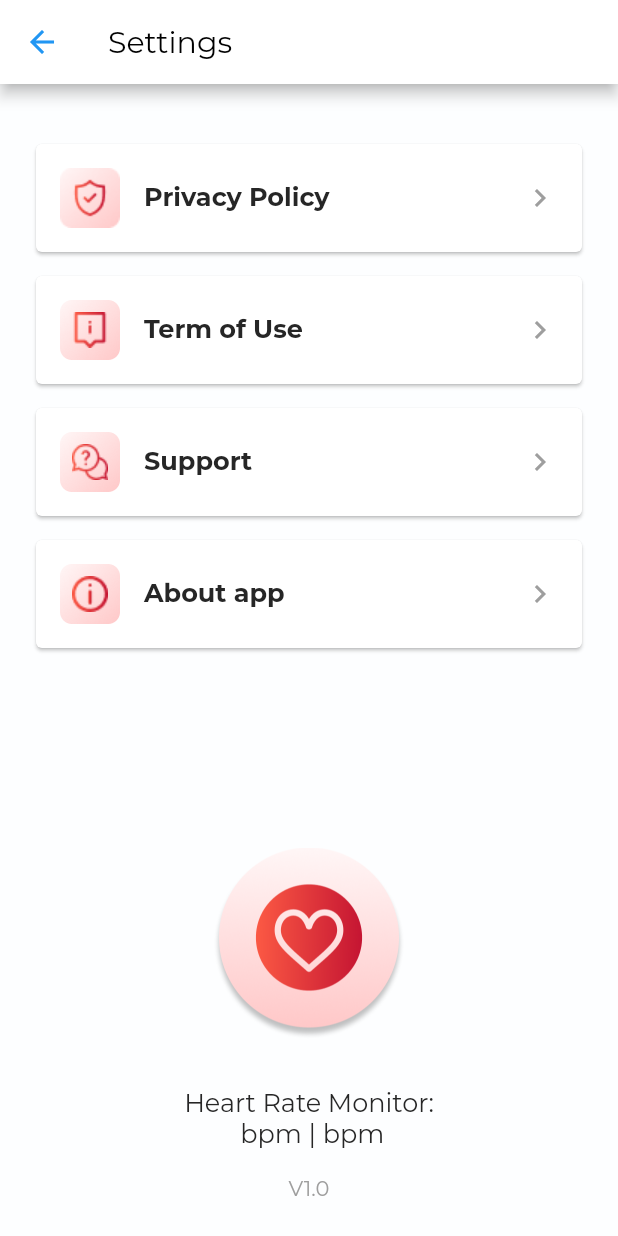
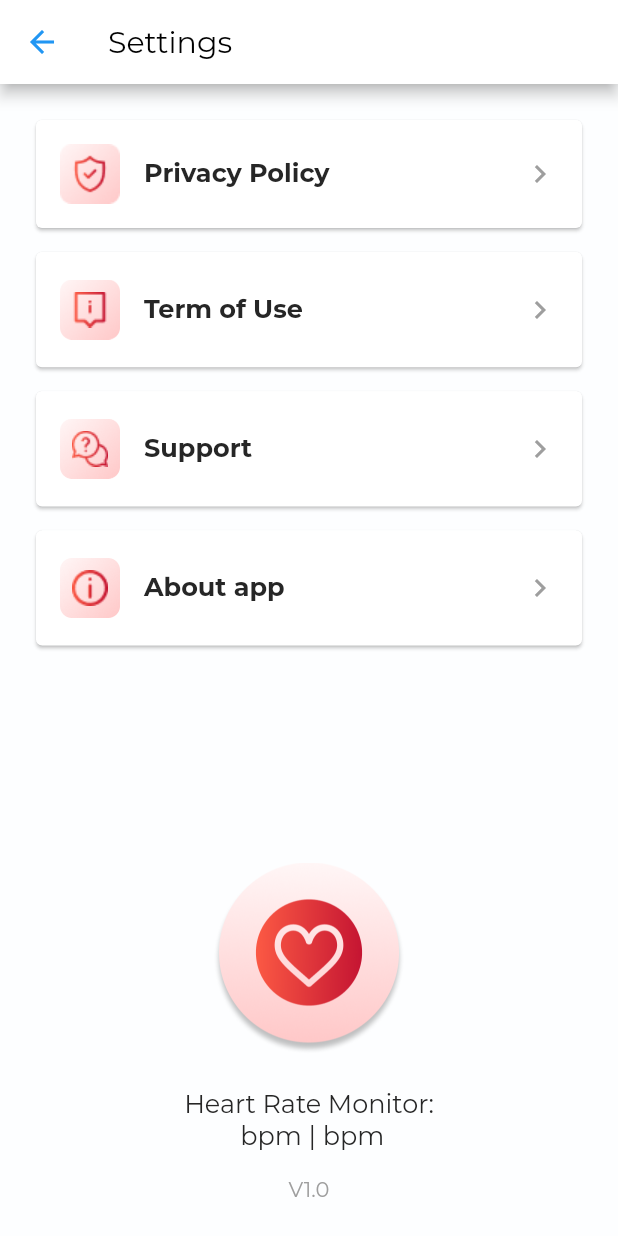
Before and after one commit to dmitry-shibanov/heart_beat, a Flutter app: the SettingsPage screen opened by its route, on a phone screen of 412 x 824 dp. Run offline on Flutter 3.47's test engine with Material 2 defaults, Android fonts, the phone set to English and light mode, and no system bars; our stand-ins replace fl_chart, flutter_icons, flutter_svg, in_app_review, shared_preferences, sqflite; accounts and stored records are empty; project files that could hold a hidden picture were left out.

Commit message:
resolve sizes and add logic for db

```diff
--- a/lib/components/settingsItem.dart
+++ b/lib/components/settingsItem.dart
@@ -3,8 +3,10 @@ import 'package:flutter/material.dart';
 class SettingListItem extends StatelessWidget {
   late final Widget imageItem;
   late final String title;
+  late final double height;
 
-  SettingListItem({required this.imageItem, required this.title});
+  SettingListItem(
+      {required this.imageItem, required this.title, this.height = 72.0});
   @override
   Widget build(BuildContext context) {
     return Card(
@@ -13,7 +15,7 @@ class SettingListItem extends StatelessWidget {
         onTap: () => null,
         child: Container(
           alignment: Alignment.center,
-          height: 72.0,
+          height: height,
           child: ListTile(
             leading: this.imageItem,
             title: Text(
--- a/lib/pages/intro/onBoardingCommon.dart
+++ b/lib/pages/intro/onBoardingCommon.dart
@@ -8,10 +8,12 @@ class OnBoardingCommon extends StatelessWidget {
 
   @override
   Widget build(BuildContext context) {
+    return LayoutBuilder(builder: (context, constraints) {
       return Column(
         mainAxisSize: MainAxisSize.min,
         children: [
           Container(
+            height: constraints.maxHeight * 0.3,
             margin: EdgeInsets.symmetric(horizontal: 24.0),
             child: Text(
               content,
@@ -24,6 +26,7 @@ class OnBoardingCommon extends StatelessWidget {
             ),
           ),
           Container(
+            height: constraints.maxHeight * 0.5,
             margin: EdgeInsets.only(right: 52, left: 42, top: 50),
             child: Image.asset(
               imageStr,
@@ -35,5 +38,6 @@ class OnBoardingCommon extends StatelessWidget {
           )
         ],
       );
+    });
   }
 }
--- a/lib/pages/navigation_main/orthostaticTest/orthostaticTimer.dart
+++ b/lib/pages/navigation_main/orthostaticTest/orthostaticTimer.dart
@@ -12,6 +12,7 @@ class _OrthostaticTimerState extends State<OrthostaticTimer>
     with TickerProviderStateMixin {
   @override
   Widget build(BuildContext context) {
+    return LayoutBuilder(builder: (context, constraints) {
       return Container(
         margin: EdgeInsets.symmetric(horizontal: 24.0),
         child: Column(
@@ -26,7 +27,9 @@ class _OrthostaticTimerState extends State<OrthostaticTimer>
               ),
             ),
             SizedBox(height: 16.0),
-          Image.asset(widget.imageAsset),
+            Container(
+              height: constraints.maxHeight * 0.6,
+              child: Image.asset(widget.imageAsset),),
             TweenAnimationBuilder<Duration>(
                 duration: Duration(minutes: 1),
                 tween: Tween(begin: Duration(minutes: 1), end: Duration.zero),
@@ -48,5 +51,6 @@ class _OrthostaticTimerState extends State<OrthostaticTimer>
           ],
         ),
       );
+    });
   }
 }
--- a/lib/pages/navigation_main/orthostaticTest/resultInfo.dart
+++ b/lib/pages/navigation_main/orthostaticTest/resultInfo.dart
@@ -12,7 +12,7 @@ class OrthostaticTestResult extends StatelessWidget {
   @override
   Widget build(BuildContext context) {
     return Container(
-      margin: EdgeInsets.symmetric(horizontal: 24.0),
+      margin: EdgeInsets.symmetric(horizontal: 12.0),
       child: Column(
         children: [
           ...points
--- a/lib/pages/onBoarding_page.dart
+++ b/lib/pages/onBoarding_page.dart
@@ -143,7 +143,7 @@ class _OnBoardingState extends State<OnBoarding> {
           Container(
             width: double.infinity,
             margin: EdgeInsets.symmetric(horizontal: 16.0),
-            height: 55.0,
+            height: MediaQuery.of(context).size.height * 0.1,
             decoration: ShapeDecoration(
               shape: StadiumBorder(),
               gradient: LinearGradient(
--- a/lib/pages/settings_page.dart
+++ b/lib/pages/settings_page.dart
@@ -10,6 +10,7 @@ class SettingsPage extends StatelessWidget {
 
   @override
   Widget build(BuildContext context) {
+    print("devicePixelRatio is ${MediaQuery.of(context).devicePixelRatio}");
     return Scaffold(
       appBar: AppBar(
         leading: BackButton(color: Colors.blue),
@@ -19,8 +20,9 @@ class SettingsPage extends StatelessWidget {
           style: TextStyle(color: Colors.black),
         ),
       ),
-      body: Container(
-        margin: EdgeInsets.only(right: 24.0, left: 24.0, top: 40.0),
+      body: LayoutBuilder(builder: (context, constraints) {
+        return Container(
+          margin: EdgeInsets.only(right: 24.0, left: 24.0, top: 24.0),
           child: Column(
               crossAxisAlignment: CrossAxisAlignment.center,
               children: <Widget>[
@@ -31,10 +33,14 @@ class SettingsPage extends StatelessWidget {
                 ..._map.entries
                     .map(
                       (entry) => SettingListItem(
+                        height: constraints.maxHeight * 0.1,
                         imageItem: Stack(
                           alignment: Alignment(0.0, 0.0),
                           children: [
-                          Image.asset('assets/images/layer.png', scale: 3,),
+                            Image.asset(
+                              'assets/images/layer.png',
+                              scale: 3,
+                            ),
                             Image.asset(entry.value)
                           ],
                         ),
@@ -46,7 +52,7 @@ class SettingsPage extends StatelessWidget {
                   child: Align(
                     alignment: Alignment.bottomCenter,
                     child: Container(
-                    margin: EdgeInsets.only(bottom: 24.0),
+                      margin: EdgeInsets.only(bottom: 23.0),
                       child: Column(
                           crossAxisAlignment: CrossAxisAlignment.center,
                           mainAxisSize: MainAxisSize.min,
@@ -56,7 +62,7 @@ class SettingsPage extends StatelessWidget {
                               scale: 3,
                             ),
                             Container(
-                            margin: EdgeInsets.only(bottom: 16, top: 32),
+                              margin: EdgeInsets.only(bottom: 16, top: 23),
                               child: Text(
                                 "Heart Rate Monitor:\n bpm | bpm",
                                 textAlign: TextAlign.center,
@@ -76,7 +82,8 @@ class SettingsPage extends StatelessWidget {
                   ),
                 )
               ]),
-      ),
+        );
+      }),
     );
   }
 }
--- a/lib/pages/splash_screen.dart
+++ b/lib/pages/splash_screen.dart
@@ -4,6 +4,7 @@ import 'package:flutter_heart/components/heart.dart';
 class SplashScreen extends StatelessWidget {
   @override
   Widget build(BuildContext context) {
+    print("MediaQuery.of(context).textScaleFactor is ${MediaQuery.of(context).textScaleFactor}");
     return Scaffold(
       body: Center(
           child: Column(
--- a/lib/providers/data_helper.dart
+++ b/lib/providers/data_helper.dart
@@ -19,17 +19,13 @@ class DbHelper with ChangeNotifier {
     notifyListeners();
   }
 
-  // _incrementCounter() async {
-  //   SharedPreferences prefs = await SharedPreferences.getInstance();
-  //   int introPage = (prefs.getInt('introPage') ?? 0);
-  //   return introPage;
-  // }
-
   TestPulse getRecord(int id) {
     final pules = _userRecords!.firstWhere((element) => element.id == id);
 
     return pules;
   }
+
+  TestPulse get getLastRecord => _userRecords!.last;
 
   List<TestPulse> get records => [..._userRecords!];
 
@@ -48,6 +44,7 @@ class DbHelper with ChangeNotifier {
 
     _userRecords!.removeWhere((element) => element.id == id);
     notifyListeners();
+    print("id is ${id}");
     _provider!.delete(id!);
   }
 }
```
Also changed, not shown: lib/db/database.dart (+9 -7 lines), lib/models/TestPulse.dart (+14 -4 lines), lib/pages/intro/help_us.dart (+13 -3 lines), lib/pages/intro/onBoardingFinal.dart (+6 -2 lines), lib/pages/navigation_main/history_page.dart (+15 -9 lines), lib/pages/navigation_main/measure/measure_pulse.dart (+14 -2 lines), lib/pages/navigation_main/measure/result_measure.dart (+7 -0 lines), lib/pages/navigation_main/orthostaticTest/testResult.dart (+4 -4 lines), lib/pages/orthostatic.dart (+4 -4 lines). Lines whose indentation alone changed are shown as unchanged.
